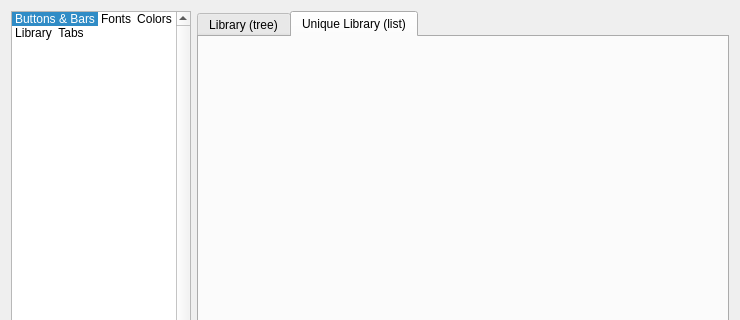
Qt form src/MiamPlayer/customizetheme.ui (MBach/Miam-Player) before a commit; both pictures show x 0 to 740 and y 0 to 320 of the 740 by 640 pixel window.
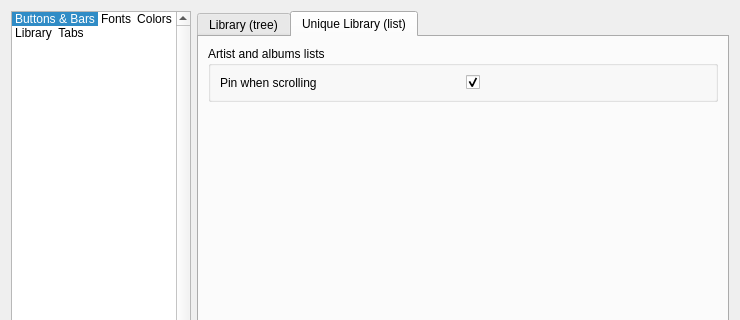
The same form after that commit. The open tabs and pages were chosen to show the change. Icons and pictures are not drawn. Custom widgets are drawn as their Qt base class.

Commit message: WIP: Painting covers in MiamUniqueLibrary

```diff
--- a/src/MiamPlayer/customizetheme.ui
+++ b/src/MiamPlayer/customizetheme.ui
@@ -1863,7 +1863,47 @@
        <attribute name="title">
         <string>Unique Library (list)</string>
        </attribute>
-       <layout class="QVBoxLayout" name="verticalLayout_18"/>
+       <layout class="QVBoxLayout" name="verticalLayout_18">
+        <item>
+         <widget class="QGroupBox" name="groupBoxUniqueLibraryCovers">
+          <property name="title">
+           <string>Artist and albums lists</string>
+          </property>
+          <layout class="QGridLayout" name="gridLayout_4">
+           <item row="0" column="0">
+            <widget class="QLabel" name="pinScrollLabel">
+             <property name="text">
+              <string>Pin when scrolling</string>
+             </property>
+            </widget>
+           </item>
+           <item row="0" column="1">
+            <widget class="QCheckBox" name="pinScrollCheckBox">
+             <property name="text">
+              <string notr="true"/>
+             </property>
+             <property name="checked">
+              <bool>true</bool>
+             </property>
+            </widget>
+           </item>
+          </layout>
+         </widget>
+        </item>
+        <item>
+         <spacer name="verticalSpacer_7">
+          <property name="orientation">
+           <enum>Qt::Vertical</enum>
+          </property>
+          <property name="sizeHint" stdset="0">
+           <size>
+            <width>20</width>
+            <height>40</height>
+           </size>
+          </property>
+         </spacer>
+        </item>
+       </layout>
       </widget>
      </widget>
      <widget class="QWidget" name="tabsPage">
```
Left out of the diff: 4 changed lines with no effect on the pictures. The commit also changes 13 other files.
